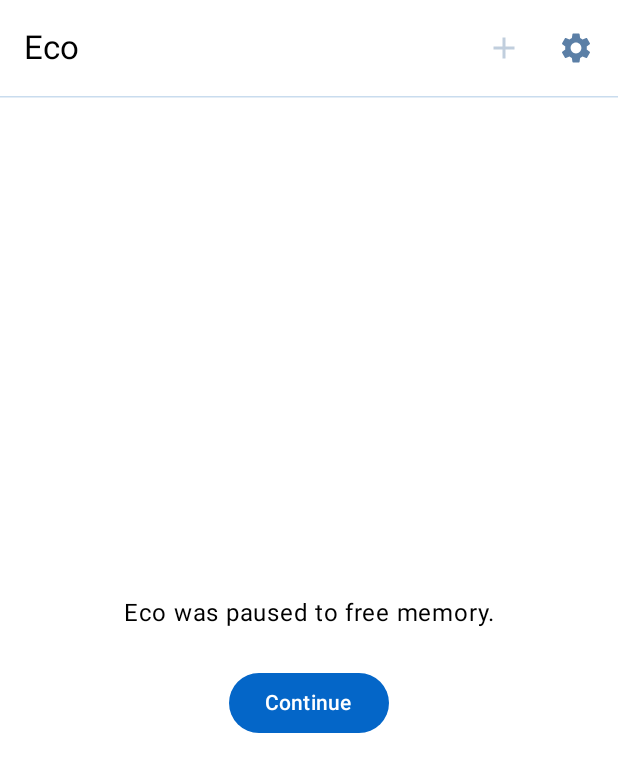
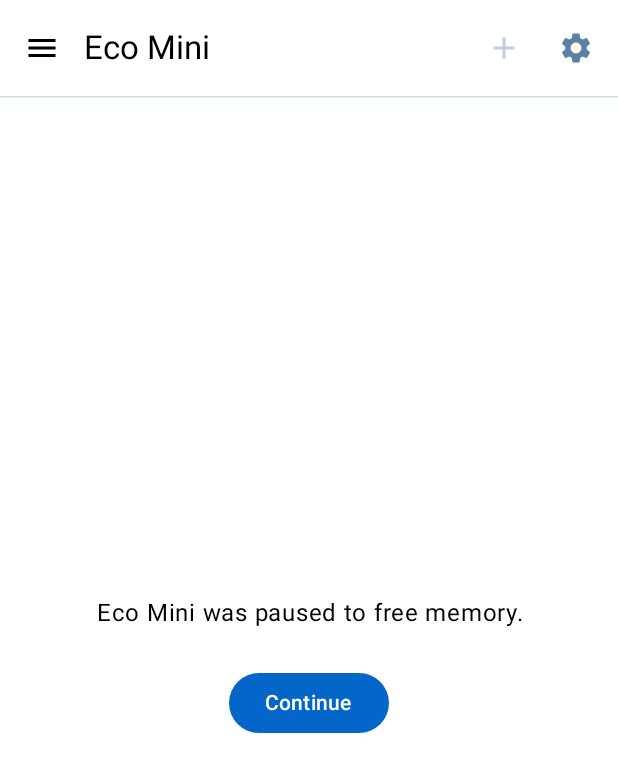
Before and after one commit to escc-au/eco-mini, an Android app built with Jetpack Compose: the composable ChatScreen shown on its own in the app's theme, on a phone screen of 412 x 824 dp. Shown: the top 772 px of the screen. Run offline under Robolectric (Android 15) with nearby library versions, the phone set to English and light mode, and no system bars; pictures from the network do not load.

Commit message:
Eco Mini 0.0.3: saved chats on the device
- Rename the app to Eco Mini (applicationId unchanged); versionName 0.0.3,
  versionCode 2; version shown in Settings.
- Save every chat as it happens (JSON per chat in private storage), list
  them newest first in a drawer, reopen and continue them, long-press to
  delete with confirmation, and "Delete all chats" in Settings.
- Long chats: leave only the oldest turns out of the prompt so it fits
  4,096 tokens; the saved chat is never changed.
- Unit tests for save/reload and prompt fitting; assembleRelease now runs
  the unit tests.

```diff
--- a/app/src/main/java/org/escc/ecomini/files/Downloads.kt
+++ b/app/src/main/java/org/escc/ecomini/files/Downloads.kt
@@ -28,7 +28,7 @@ class Downloads(ctx: Context, private val store: Store) {
             if (already) continue
             store.partFile(f.name).delete()
             val req = DownloadManager.Request(Uri.parse(store.baseUrl + f.name))
-                .setTitle("Eco: ${f.name}")
+                .setTitle("Eco Mini: ${f.name}")
                 .setNotificationVisibility(DownloadManager.Request.VISIBILITY_VISIBLE)
                 .setDestinationInExternalFilesDir(app, null, "${f.name}.part")
             if (store.wifiOnly) {
--- a/app/src/main/java/org/escc/ecomini/ui/ChatScreen.kt
+++ b/app/src/main/java/org/escc/ecomini/ui/ChatScreen.kt
@@ -1,6 +1,24 @@
 package org.escc.ecomini.ui
 
 import androidx.compose.foundation.BorderStroke
+import androidx.compose.foundation.ExperimentalFoundationApi
+import androidx.compose.foundation.background
+import androidx.compose.foundation.combinedClickable
+import androidx.compose.foundation.lazy.items
+import androidx.compose.material.icons.filled.Menu
+import androidx.compose.material3.AlertDialog
+import androidx.compose.material3.DrawerValue
+import androidx.compose.material3.ModalDrawerSheet
+import androidx.compose.material3.ModalNavigationDrawer
+import androidx.compose.material3.TextButton
+import androidx.compose.material3.rememberDrawerState
+import androidx.compose.runtime.remember
+import androidx.compose.runtime.rememberCoroutineScope
+import androidx.compose.ui.graphics.Color
+import androidx.compose.ui.text.style.TextOverflow
+import kotlinx.coroutines.launch
+import java.text.DateFormat
+import java.util.Date
 import androidx.compose.foundation.layout.Arrangement
 import androidx.compose.foundation.layout.Box
 import androidx.compose.foundation.layout.Column
@@ -50,7 +68,8 @@ import androidx.compose.ui.text.style.TextAlign
 import androidx.compose.ui.unit.dp
 import androidx.lifecycle.compose.collectAsStateWithLifecycle
 import org.escc.ecomini.MainViewModel
-import org.escc.ecomini.Msg
+import org.escc.ecomini.chat.ChatSummary
+import org.escc.ecomini.chat.Msg
 import org.escc.ecomini.engine.Engine
 
 @OptIn(ExperimentalMaterial3Api::class)
@@ -59,12 +78,33 @@ fun ChatScreen(vm: MainViewModel) {
     val state by vm.engineState.collectAsStateWithLifecycle()
     val messages by vm.messages.collectAsStateWithLifecycle()
     val generating by vm.generating.collectAsStateWithLifecycle()
+    val chats by vm.chatList.collectAsStateWithLifecycle()
+    val currentId by vm.currentChatId.collectAsStateWithLifecycle()
+    val drawer = rememberDrawerState(DrawerValue.Closed)
+    val scope = rememberCoroutineScope()
 
+    ModalNavigationDrawer(
+        drawerState = drawer,
+        drawerContent = {
+            ChatsDrawer(
+                chats = chats,
+                currentId = currentId,
+                onNew = { vm.newChat(); scope.launch { drawer.close() } },
+                onOpen = { vm.openChat(it); scope.launch { drawer.close() } },
+                onDelete = vm::deleteChat,
+            )
+        },
+    ) {
         Scaffold(
             topBar = {
                 Column {
                     TopAppBar(
-                    title = { Text("Eco") },
+                        title = { Text("Eco Mini") },
+                        navigationIcon = {
+                            IconButton(onClick = { scope.launch { drawer.open() } }) {
+                                Icon(Icons.Default.Menu, contentDescription = "Chats")
+                            }
+                        },
                         actions = {
                             IconButton(onClick = vm::newChat, enabled = messages.isNotEmpty()) {
                                 Icon(Icons.Default.Add, contentDescription = "New chat")
@@ -82,7 +122,7 @@ fun ChatScreen(vm: MainViewModel) {
                 when (val s = state) {
                     Engine.State.Ready -> Chat(messages, generating, vm::send, vm::stop)
                     is Engine.State.Failed -> Centered {
-                    Text("Eco could not start", style = MaterialTheme.typography.titleMedium)
+                        Text("Eco Mini could not start", style = MaterialTheme.typography.titleMedium)
                         Spacer(Modifier.height(8.dp))
                         Text(s.message, textAlign = TextAlign.Center, color = MaterialTheme.colorScheme.onSurfaceVariant)
                         Spacer(Modifier.height(16.dp))
@@ -91,12 +131,75 @@ fun ChatScreen(vm: MainViewModel) {
                     }
                     is Engine.State.Loading -> Getting(s.step)
                     Engine.State.Unloaded -> Centered {
-                    Text("Eco was paused to free memory.", textAlign = TextAlign.Center)
+                        Text("Eco Mini was paused to free memory.", textAlign = TextAlign.Center)
                         Spacer(Modifier.height(16.dp))
                         Button(onClick = vm::retryLoad) { Text("Continue") }
                     }
                 }
             }
+        }
+    }
+}
+
+@OptIn(ExperimentalFoundationApi::class)
+@Composable
+private fun ChatsDrawer(
+    chats: List<ChatSummary>,
+    currentId: String?,
+    onNew: () -> Unit,
+    onOpen: (String) -> Unit,
+    onDelete: (String) -> Unit,
+) {
+    var confirm by remember { mutableStateOf<ChatSummary?>(null) }
+    val fmt = remember { DateFormat.getDateTimeInstance(DateFormat.MEDIUM, DateFormat.SHORT) }
+    ModalDrawerSheet {
+        Row(Modifier.fillMaxWidth().padding(16.dp), verticalAlignment = Alignment.CenterVertically) {
+            Text("Chats", style = MaterialTheme.typography.titleLarge, modifier = Modifier.weight(1f))
+            FilledTonalButton(onClick = onNew) { Text("New chat") }
+        }
+        HorizontalDivider(color = MaterialTheme.colorScheme.outlineVariant)
+        if (chats.isEmpty()) {
+            Text(
+                "Your chats are saved on this phone and appear here.",
+                modifier = Modifier.padding(16.dp),
+                color = MaterialTheme.colorScheme.onSurfaceVariant,
+            )
+        } else {
+            Text(
+                "Long-press a chat to delete it.",
+                modifier = Modifier.padding(horizontal = 16.dp, vertical = 8.dp),
+                style = MaterialTheme.typography.bodySmall,
+                color = MaterialTheme.colorScheme.onSurfaceVariant,
+            )
+            LazyColumn {
+                items(chats, key = { it.id }) { c ->
+                    val selected = c.id == currentId
+                    Column(
+                        Modifier
+                            .fillMaxWidth()
+                            .background(if (selected) MaterialTheme.colorScheme.secondaryContainer else Color.Transparent)
+                            .combinedClickable(onClick = { onOpen(c.id) }, onLongClick = { confirm = c })
+                            .padding(horizontal = 16.dp, vertical = 10.dp),
+                    ) {
+                        Text(c.title, maxLines = 1, overflow = TextOverflow.Ellipsis)
+                        Text(
+                            fmt.format(Date(c.updated)),
+                            style = MaterialTheme.typography.bodySmall,
+                            color = MaterialTheme.colorScheme.onSurfaceVariant,
+                        )
+                    }
+                }
+            }
+        }
+    }
+    confirm?.let { c ->
+        AlertDialog(
+            onDismissRequest = { confirm = null },
+            title = { Text("Delete this chat?") },
+            text = { Text("“${c.title}” will be deleted from this phone. This can't be undone.") },
+            confirmButton = { TextButton(onClick = { onDelete(c.id); confirm = null }) { Text("Delete") } },
+            dismissButton = { TextButton(onClick = { confirm = null }) { Text("Cancel") } },
+        )
     }
 }
 
--- a/app/src/main/res/values/strings.xml
+++ b/app/src/main/res/values/strings.xml
@@ -1,4 +1,4 @@
 <?xml version="1.0" encoding="utf-8"?>
 <resources>
-    <string name="app_name">Eco</string>
+    <string name="app_name">Eco Mini</string>
 </resources>
```
Also changed, not shown: app/build.gradle.kts (+5 -2 lines), app/src/main/java/org/escc/ecomini/EcoApp.kt (+9 -0 lines), app/src/main/java/org/escc/ecomini/MainViewModel.kt (+76 -11 lines), app/src/main/java/org/escc/ecomini/chat/ChatStore.kt (added, +99 -0 lines), app/src/main/java/org/escc/ecomini/chat/History.kt (added, +50 -0 lines), app/src/main/java/org/escc/ecomini/engine/Engine.kt (+5 -8 lines), app/src/main/java/org/escc/ecomini/ui/SettingsScreen.kt (+21 -3 lines), app/src/main/java/org/escc/ecomini/ui/SetupScreen.kt (+6 -6 lines), 9 other files. Lines whose indentation alone changed are shown as unchanged.
